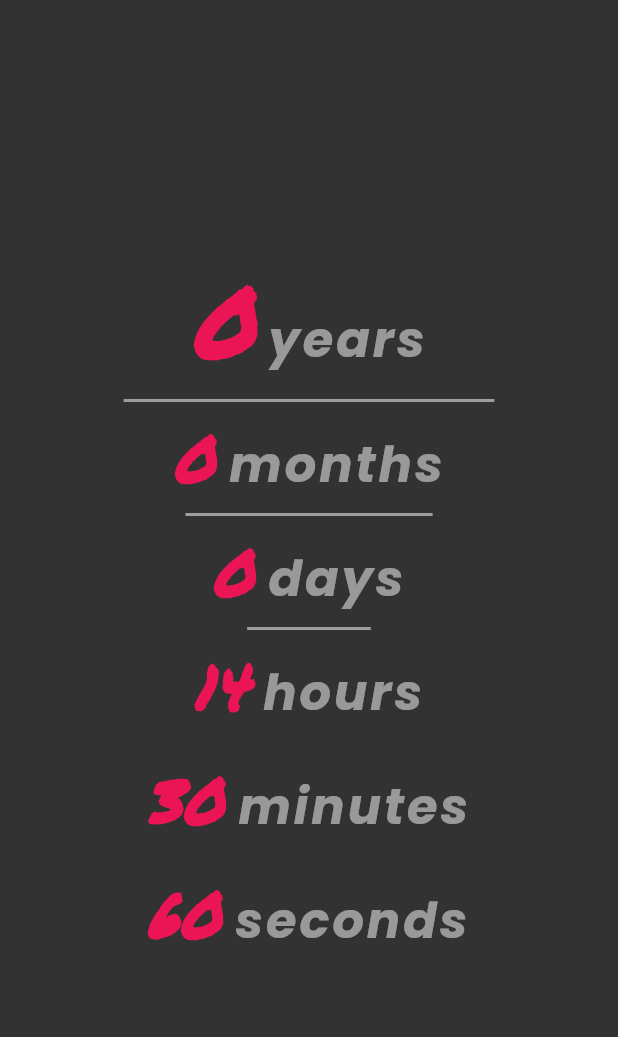
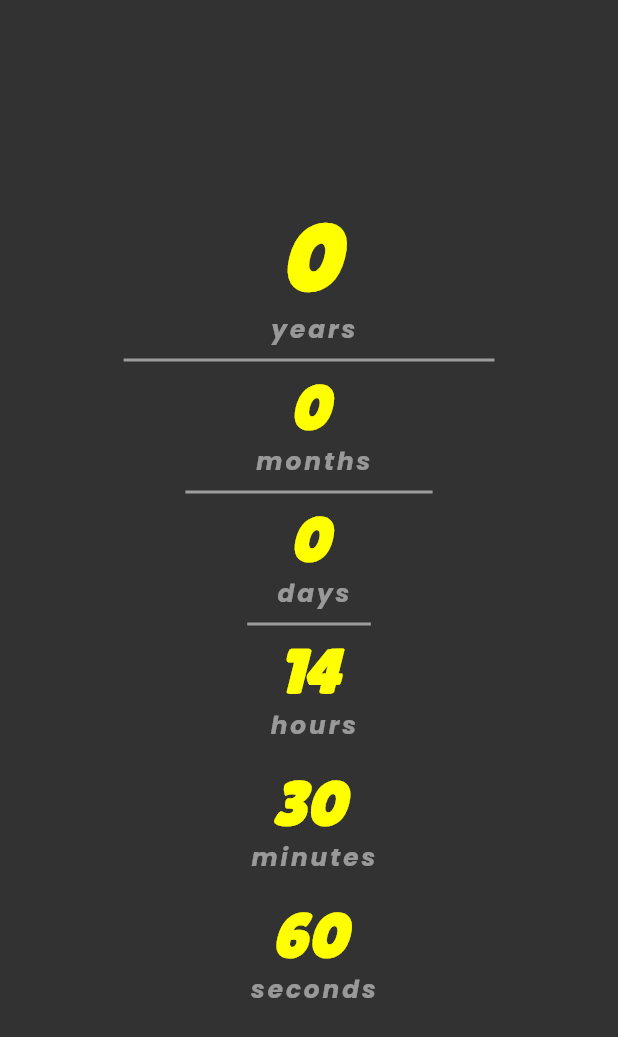
Before and after one commit to babe-saleh-mahfoud/what_is_left, a Flutter app: the screen it shows after launch, after a tap on "Submit", on a phone screen of 412 x 824 dp. Shown: the top 1037 px of the screen. Run offline on Flutter 3.47's test engine with Material 2 defaults, Android fonts, the phone set to English and light mode, and no system bars; our stand-ins replace google_fonts, shared_preferences; statements that could not run were skipped.

```diff
--- a/lib/constants.dart
+++ b/lib/constants.dart
@@ -10,12 +10,12 @@ double screenHeight(BuildContext context) {
 }
 
 const kBacgroundColor = Color(0xFF1D1E33);
-const kAccentColor = Color(0xFFEB1555);
+const kAccentColor = Colors.yellowAccent;
 
 TextStyle kNumberTextStyle = TextStyle(
   fontSize: 50,
   fontWeight: FontWeight.bold,
-  fontFamily: GoogleFonts.permanentMarker().fontFamily,
+  fontFamily: GoogleFonts.lilitaOne().fontFamily,
   color: kAccentColor,
   fontStyle: FontStyle.italic,
 );
--- a/lib/home_screen.dart
+++ b/lib/home_screen.dart
@@ -1,5 +1,4 @@
 import 'dart:async';
-
 import 'package:flutter/material.dart';
 import 'package:google_fonts/google_fonts.dart';
 import 'package:what_is_left/constants.dart';
@@ -50,25 +49,18 @@ class _HomeScreenState extends State<HomeScreen> {
           mainAxisAlignment: MainAxisAlignment.center,
           crossAxisAlignment: CrossAxisAlignment.center,
           children: [
-            RichText(
-              textAlign: TextAlign.start,
-              text: TextSpan(
-                children: [
-                  TextSpan(
-                    text: '$_yearsLeft',
+            Text(
+              '$_yearsLeft',
               style: kNumberTextStyle.copyWith(
                   fontSize: screenWidth(context) * 0.15),
             ),
-                  TextSpan(
-                    text: ' years',
+            Text(
+              ' years',
               style: kNumberTextStyle.copyWith(
                   color: Colors.white.withOpacity(0.5),
                   letterSpacing: 2,
                   fontFamily: GoogleFonts.poppins().fontFamily,
-                        fontSize: screenWidth(context) * 0.08),
-                  ),
-                ],
-              ),
+                  fontSize: screenWidth(context) * 0.04),
             ),
             Divider(
               color: Colors.grey,
@@ -76,25 +68,18 @@ class _HomeScreenState extends State<HomeScreen> {
               indent: screenWidth(context) * 0.2,
               endIndent: screenWidth(context) * 0.2,
             ),
-            RichText(
-              textAlign: TextAlign.start,
-              text: TextSpan(
-                children: [
-                  TextSpan(
-                    text: '$_monthsLeft',
+            Text(
+              '$_monthsLeft',
               style: kNumberTextStyle.copyWith(
                   fontSize: screenWidth(context) * 0.1),
             ),
-                  TextSpan(
-                    text: ' months',
+            Text(
+              ' months',
               style: kNumberTextStyle.copyWith(
                   color: Colors.white.withOpacity(0.5),
                   letterSpacing: 2,
                   fontFamily: GoogleFonts.poppins().fontFamily,
-                        fontSize: screenWidth(context) * 0.08),
-                  ),
-                ],
-              ),
+                  fontSize: screenWidth(context) * 0.04),
             ),
             Divider(
               color: Colors.grey,
@@ -102,24 +87,18 @@ class _HomeScreenState extends State<HomeScreen> {
               indent: screenWidth(context) * 0.3,
               endIndent: screenWidth(context) * 0.3,
             ),
-            RichText(
-              text: TextSpan(
-                children: [
-                  TextSpan(
-                    text: '$_daysLeft',
+            Text(
+              '$_daysLeft',
               style: kNumberTextStyle.copyWith(
                   fontSize: screenWidth(context) * 0.1),
             ),
-                  TextSpan(
-                    text: ' days',
+            Text(
+              ' days',
               style: kNumberTextStyle.copyWith(
                   color: Colors.white.withOpacity(0.5),
                   letterSpacing: 2,
                   fontFamily: GoogleFonts.poppins().fontFamily,
-                        fontSize: screenWidth(context) * 0.08),
-                  ),
-                ],
-              ),
+                  fontSize: screenWidth(context) * 0.04),
             ),
             Divider(
               color: Colors.grey,
@@ -127,24 +106,18 @@ class _HomeScreenState extends State<HomeScreen> {
               indent: screenWidth(context) * 0.4,
               endIndent: screenWidth(context) * 0.4,
             ),
-            RichText(
-              text: TextSpan(
-                children: [
-                  TextSpan(
-                    text: '$_hoursLeft',
+            Text(
+              '$_hoursLeft',
               style: kNumberTextStyle.copyWith(
                   fontSize: screenWidth(context) * 0.1),
             ),
-                  TextSpan(
-                    text: ' hours',
+            Text(
+              ' hours',
               style: kNumberTextStyle.copyWith(
                   color: Colors.white.withOpacity(0.5),
                   letterSpacing: 2,
                   fontFamily: GoogleFonts.poppins().fontFamily,
-                        fontSize: screenWidth(context) * 0.08),
-                  ),
-                ],
-              ),
+                  fontSize: screenWidth(context) * 0.04),
             ),
             Divider(
               color: Colors.grey,
@@ -152,24 +125,18 @@ class _HomeScreenState extends State<HomeScreen> {
               indent: screenWidth(context) * 0.5,
               endIndent: screenWidth(context) * 0.5,
             ),
-            RichText(
-              text: TextSpan(
-                children: [
-                  TextSpan(
-                    text: '$_minutesLeft',
+            Text(
+              '$_minutesLeft',
               style: kNumberTextStyle.copyWith(
                   fontSize: screenWidth(context) * 0.1),
             ),
-                  TextSpan(
-                    text: ' minutes',
+            Text(
+              ' minutes',
               style: kNumberTextStyle.copyWith(
                   color: Colors.white.withOpacity(0.5),
                   letterSpacing: 2,
                   fontFamily: GoogleFonts.poppins().fontFamily,
-                        fontSize: screenWidth(context) * 0.08),
-                  ),
-                ],
-              ),
+                  fontSize: screenWidth(context) * 0.04),
             ),
             Divider(
               color: Colors.grey,
@@ -177,24 +144,18 @@ class _HomeScreenState extends State<HomeScreen> {
               indent: screenWidth(context) * 0.6,
               endIndent: screenWidth(context) * 0.6,
             ),
-            RichText(
-              text: TextSpan(
-                children: [
-                  TextSpan(
-                    text: '$_secondsLeft',
+            Text(
+              '$_secondsLeft',
               style: kNumberTextStyle.copyWith(
                   fontSize: screenWidth(context) * 0.1),
             ),
-                  TextSpan(
-                    text: ' seconds',
+            Text(
+              ' seconds',
               style: kNumberTextStyle.copyWith(
                   color: Colors.white.withOpacity(0.5),
                   letterSpacing: 2,
                   fontFamily: GoogleFonts.poppins().fontFamily,
-                        fontSize: screenWidth(context) * 0.08),
-                  ),
-                ],
-              ),
+                  fontSize: screenWidth(context) * 0.04),
             ),
             Divider(
               color: Colors.grey,
```
Also changed, not shown: 1 other file. Lines whose indentation alone changed are shown as unchanged.
